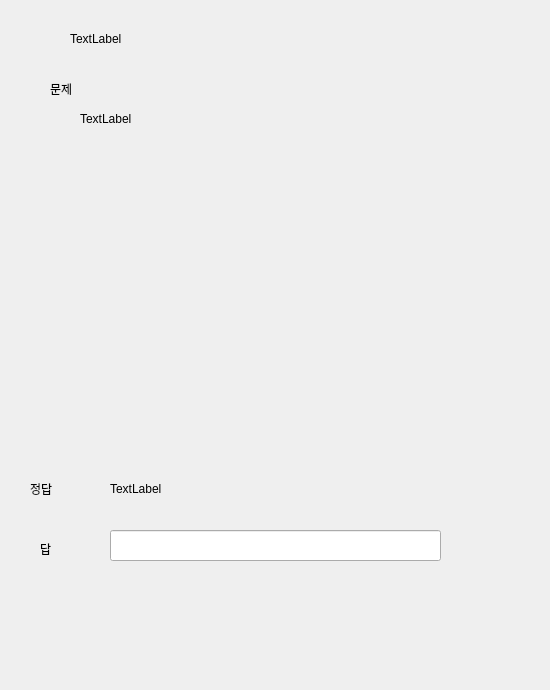
This is student_client.ui in Eduappproject/education_application as Qt 5 draws it before an edit. The edited form follows.
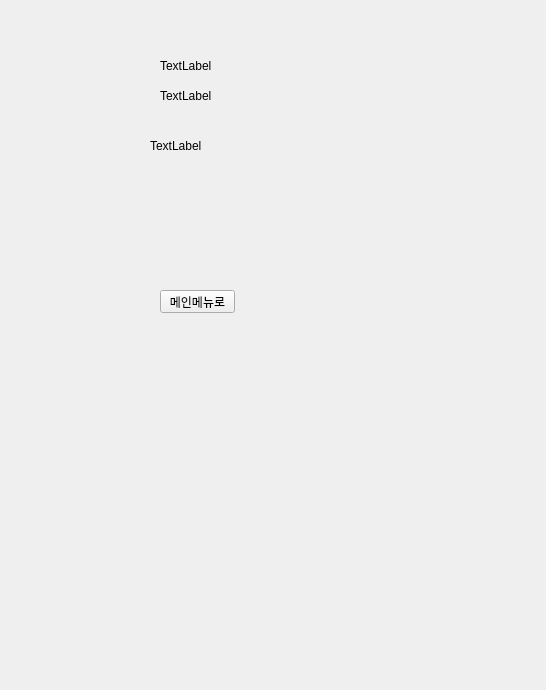
This is the edited form.

Diff of the .ui file:
```diff
--- a/student_client.ui
+++ b/student_client.ui
@@ -6,7 +6,7 @@
    <rect>
     <x>0</x>
     <y>0</y>
-    <width>550</width>
+    <width>546</width>
     <height>690</height>
    </rect>
   </property>
@@ -26,7 +26,7 @@
     </rect>
    </property>
    <property name="currentIndex">
-    <number>7</number>
+    <number>8</number>
    </property>
    <widget class="QWidget" name="page">
     <widget class="QLabel" name="label_3">
@@ -754,6 +754,9 @@
        <height>17</height>
       </rect>
      </property>
+     <property name="styleSheet">
+      <string notr="true">background-color: rgb(198, 198, 198);</string>
+     </property>
      <property name="text">
       <string>TextLabel</string>
      </property>
@@ -761,7 +764,7 @@
     <widget class="QLabel" name="answerLabel">
      <property name="geometry">
       <rect>
-       <x>100</x>
+       <x>70</x>
        <y>470</y>
        <width>67</width>
        <height>17</height>
@@ -774,10 +777,10 @@
     <widget class="QLabel" name="answerLabel_2">
      <property name="geometry">
       <rect>
-       <x>40</x>
-       <y>70</y>
-       <width>67</width>
-       <height>17</height>
+       <x>30</x>
+       <y>100</y>
+       <width>40</width>
+       <height>20</height>
       </rect>
      </property>
      <property name="text">
@@ -789,8 +792,8 @@
       <rect>
        <x>20</x>
        <y>470</y>
-       <width>67</width>
-       <height>17</height>
+       <width>40</width>
+       <height>20</height>
       </rect>
      </property>
      <property name="text">
@@ -800,9 +803,9 @@
     <widget class="QLabel" name="answerLabel_4">
      <property name="geometry">
       <rect>
-       <x>30</x>
+       <x>20</x>
        <y>530</y>
-       <width>67</width>
+       <width>31</width>
        <height>17</height>
       </rect>
      </property>
@@ -813,7 +816,7 @@
     <widget class="QLineEdit" name="answerLineEdit">
      <property name="geometry">
       <rect>
-       <x>100</x>
+       <x>70</x>
        <y>520</y>
        <width>331</width>
        <height>31</height>
@@ -834,6 +837,60 @@
      </property>
     </widget>
    </widget>
+   <widget class="QWidget" name="page_5">
+    <widget class="QLabel" name="questionsCompletionLabel_1">
+     <property name="geometry">
+      <rect>
+       <x>150</x>
+       <y>50</y>
+       <width>56</width>
+       <height>12</height>
+      </rect>
+     </property>
+     <property name="text">
+      <string>TextLabel</string>
+     </property>
+    </widget>
+    <widget class="QLabel" name="questionsCompletionLabel_2">
+     <property name="geometry">
+      <rect>
+       <x>150</x>
+       <y>80</y>
+       <width>56</width>
+       <height>12</height>
+      </rect>
+     </property>
+     <property name="text">
+      <string>TextLabel</string>
+     </property>
+    </widget>
+    <widget class="QLabel" name="questionsCompletionLabel_3">
+     <property name="geometry">
+      <rect>
+       <x>140</x>
+       <y>130</y>
+       <width>56</width>
+       <height>12</height>
+      </rect>
+     </property>
+     <property name="text">
+      <string>TextLabel</string>
+     </property>
+    </widget>
+    <widget class="QPushButton" name="goMainPageButton">
+     <property name="geometry">
+      <rect>
+       <x>150</x>
+       <y>280</y>
+       <width>75</width>
+       <height>23</height>
+      </rect>
+     </property>
+     <property name="text">
+      <string>메인메뉴로</string>
+     </property>
+    </widget>
+   </widget>
   </widget>
  </widget>
  <resources/>
```
